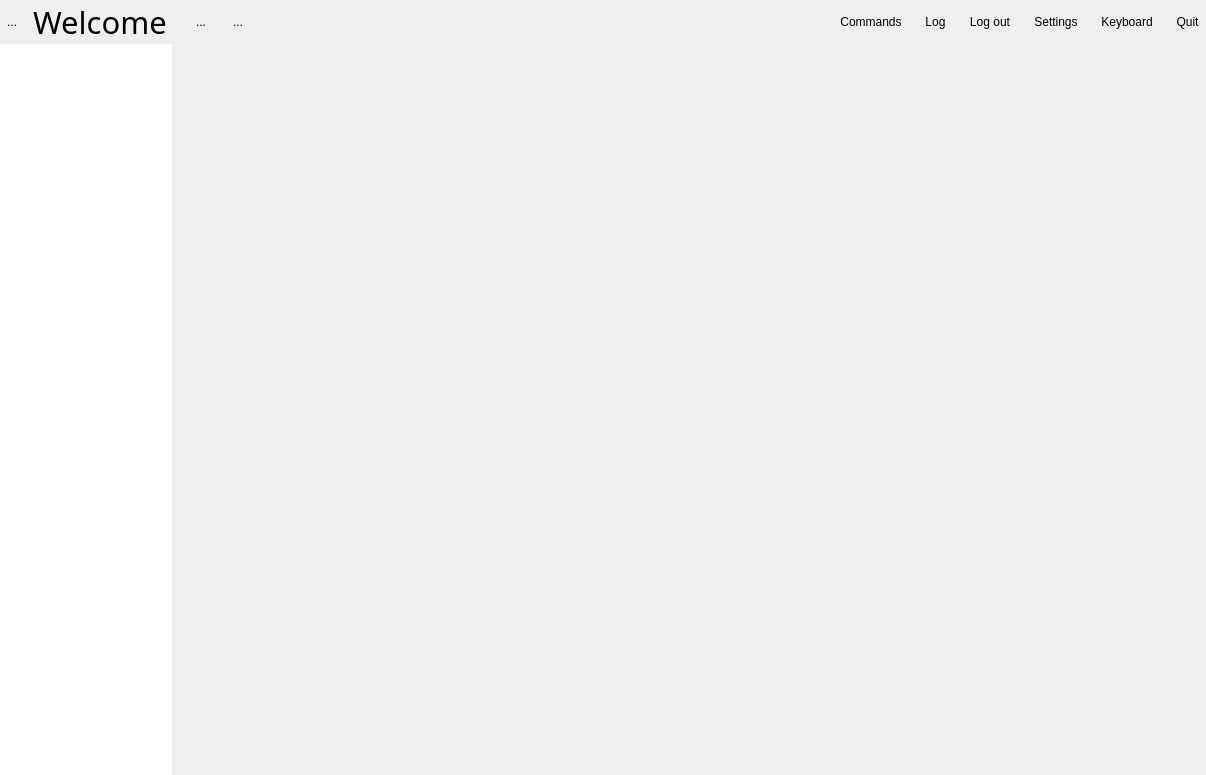
Before: the Qt Designer form Include/imtgui/CThumbnailDecoratorGuiComp.ui in ImagingTools/ImtCore, drawn with Qt 5.
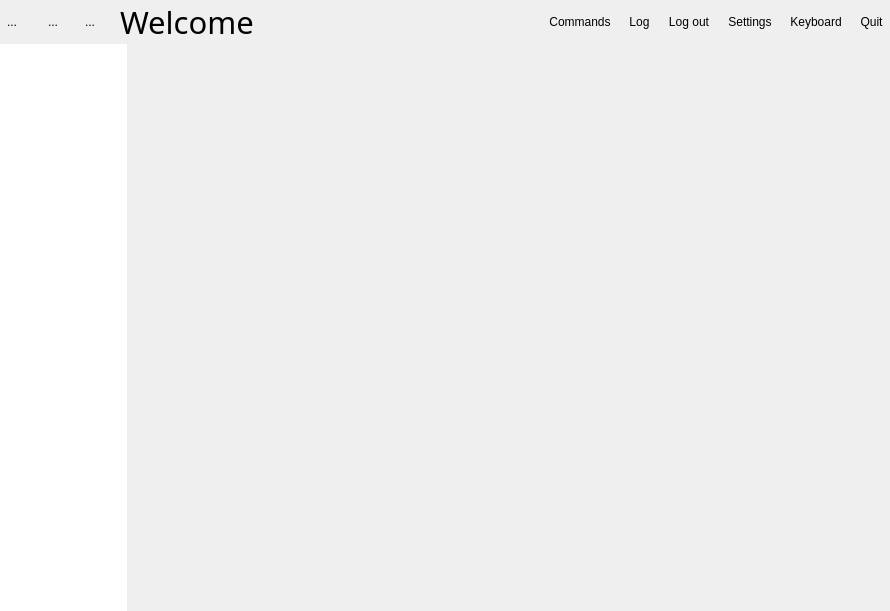
After: the same form once the commit is applied. Icons and pictures are not drawn.

Commit message: Bug with menu UI fixed. Page history navigation implemented

Patch:
```diff
--- a/Include/imtgui/CThumbnailDecoratorGuiComp.ui
+++ b/Include/imtgui/CThumbnailDecoratorGuiComp.ui
@@ -6,8 +6,8 @@
    <rect>
     <x>0</x>
     <y>0</y>
-    <width>1206</width>
-    <height>775</height>
+    <width>890</width>
+    <height>611</height>
    </rect>
   </property>
   <property name="windowTitle">
@@ -42,7 +42,7 @@
      </property>
      <layout class="QHBoxLayout" name="horizontalLayout_2">
       <property name="spacing">
-       <number>9</number>
+       <number>4</number>
       </property>
       <property name="leftMargin">
        <number>0</number>
@@ -79,25 +79,6 @@
         </property>
        </widget>
       </item>
-      <item>
-       <widget class="QLabel" name="CurrentPageLabel">
-        <property name="sizePolicy">
-         <sizepolicy hsizetype="Maximum" vsizetype="Preferred">
-          <horstretch>0</horstretch>
-          <verstretch>0</verstretch>
-         </sizepolicy>
-        </property>
-        <property name="font">
-         <font>
-          <family>Lucida Sans Unicode</family>
-          <pointsize>23</pointsize>
-         </font>
-        </property>
-        <property name="text">
-         <string>Welcome</string>
-        </property>
-       </widget>
-      </item>
       <item>
        <widget class="QFrame" name="NavigationControlFrame">
         <property name="minimumSize">
@@ -171,6 +152,25 @@
         </layout>
        </widget>
       </item>
+      <item>
+       <widget class="QLabel" name="CurrentPageLabel">
+        <property name="sizePolicy">
+         <sizepolicy hsizetype="Maximum" vsizetype="Preferred">
+          <horstretch>0</horstretch>
+          <verstretch>0</verstretch>
+         </sizepolicy>
+        </property>
+        <property name="font">
+         <font>
+          <family>Lucida Sans Unicode</family>
+          <pointsize>23</pointsize>
+         </font>
+        </property>
+        <property name="text">
+         <string>Welcome</string>
+        </property>
+       </widget>
+      </item>
       <item>
        <spacer name="horizontalSpacer">
         <property name="orientation">
```
Left out of the diff: 8 changed lines with no effect on the pictures. The commit also changes 9 other files.
